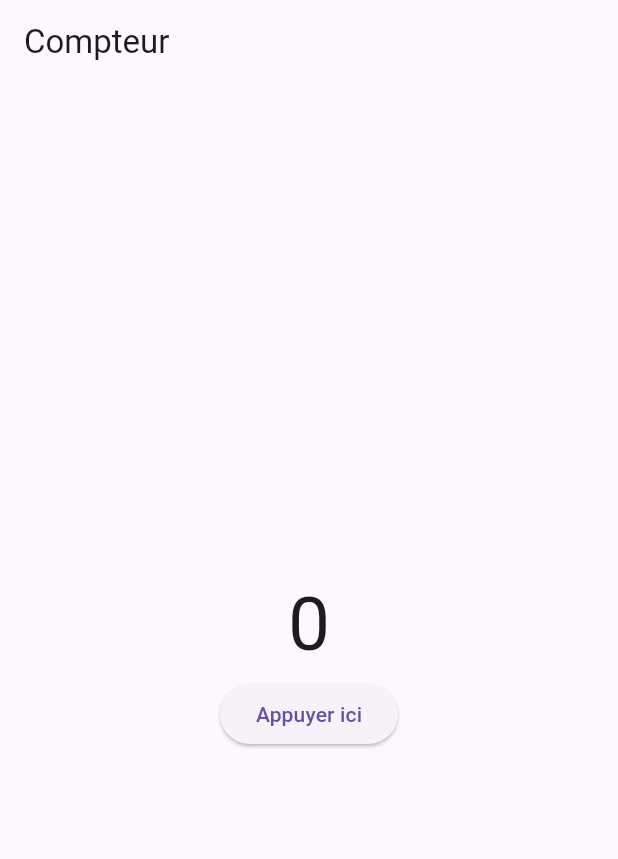
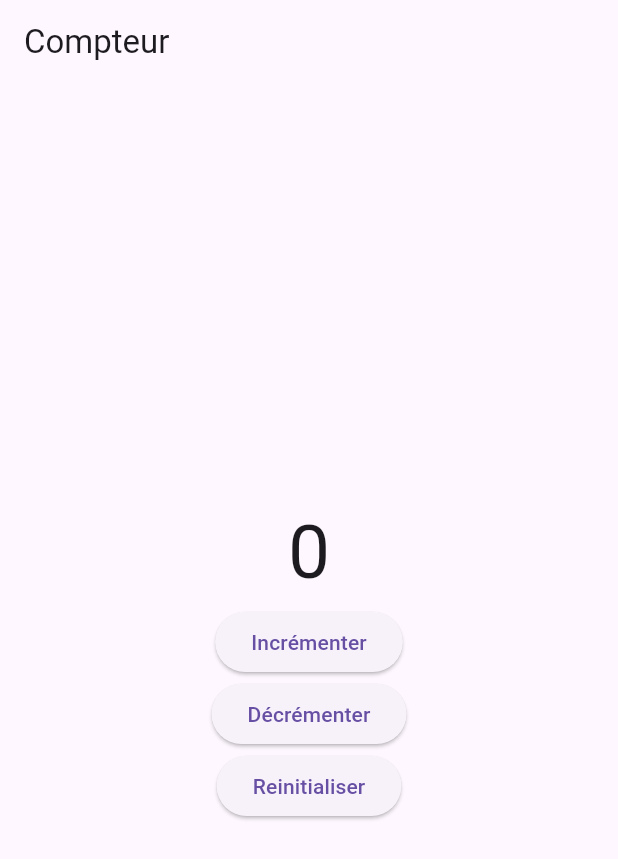
Before and after one commit to Simeon0477/Compteur, a Flutter app: the screen it shows after launch, on a phone screen of 412 x 824 dp. Shown: the top 859 px of the screen. Run offline on Flutter 3.47's test engine with Material 3 defaults, Android fonts, the phone set to English and light mode, and no system bars.

Commit message:
Ajout des autres boutons

```diff
--- a/lib/main.dart
+++ b/lib/main.dart
@@ -41,7 +41,23 @@ class _CounterPageState extends State<CounterPage> {
                   counter++;
                 });
               },
-              child: Text('Appuyer ici'),
+              child: Text('Incrémenter'),
+            ),
+            ElevatedButton(
+              onPressed: () {
+                setState(() {
+                  counter--;
+                });
+              },
+              child: Text('Décrémenter'),
+            ),
+            ElevatedButton(
+              onPressed: () {
+                setState(() {
+                  counter = 0;
+                });
+              },
+              child: Text('Reinitialiser'),
             ),
           ],
         ),
```
Also changed, not shown: 1 other file.
